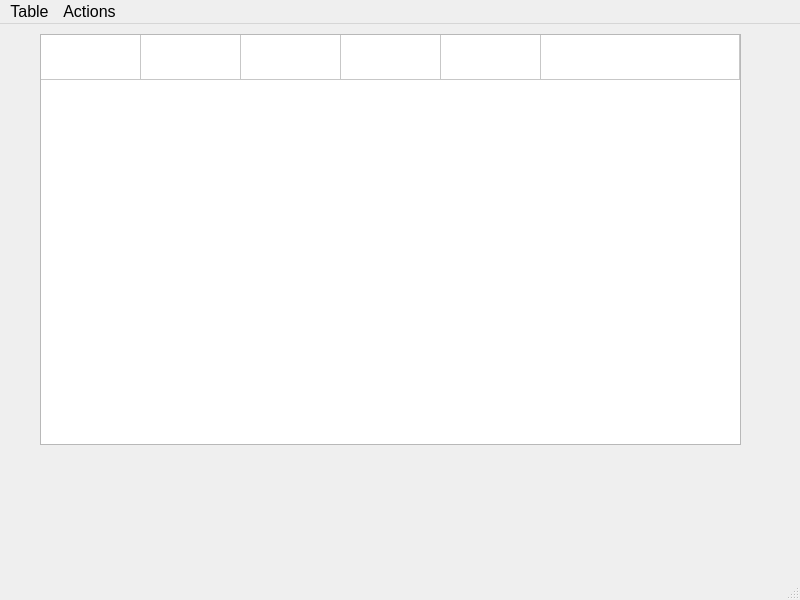
Qt form kursova/code/OOP_kursova/mainwindow.ui (pavloMykhalevych/University_labs_LPNU_IKNI_PZ) before a commit.
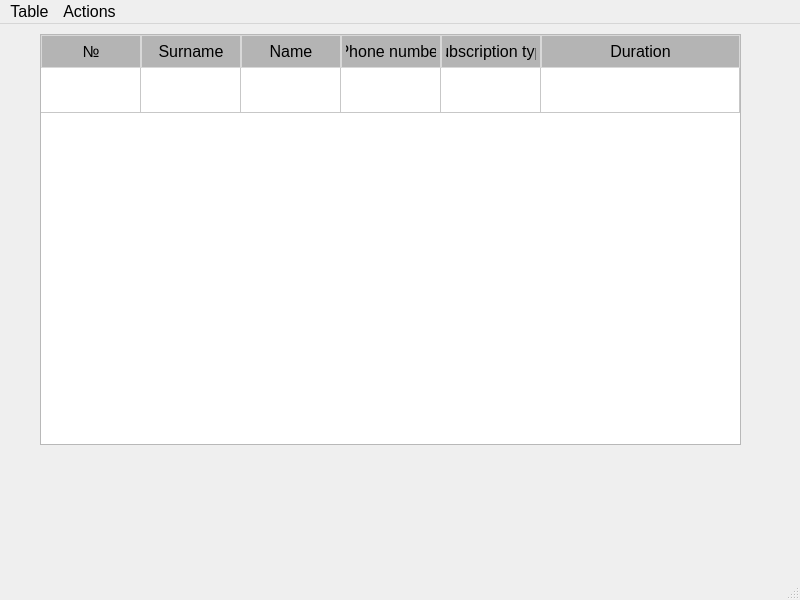
The same form after that commit.

Diff of the .ui file:
```diff
--- a/kursova/code/OOP_kursova/mainwindow.ui
+++ b/kursova/code/OOP_kursova/mainwindow.ui
@@ -16,6 +16,12 @@
     <verstretch>0</verstretch>
    </sizepolicy>
   </property>
+  <property name="minimumSize">
+   <size>
+    <width>800</width>
+    <height>600</height>
+   </size>
+  </property>
   <property name="font">
    <font>
     <pointsize>12</pointsize>
@@ -39,9 +45,32 @@
       <pointsize>12</pointsize>
      </font>
     </property>
+    <property name="styleSheet">
+     <string notr="true"> QHeaderView::section{
+            border-top:1px solid #D8D8D8;
+            border-left:1px solid #D8D8D8;
+            border-right:1px solid #D8D8D8;
+            border-bottom: 1px solid #D8D8D8;
+            background-color: #b4b4b4;
+            padding:4px;
+        }
+        QTableCornerButton::section{
+            border-top:1px solid #D8D8D8;
+            border-left:1px solid #D8D8D8;
+            border-right:1px solid #D8D8D8;
+            border-bottom: 1px solid #D8D8D8;
+            background-color:white;
+        }</string>
+    </property>
     <property name="lineWidth">
      <number>1</number>
     </property>
+    <property name="verticalScrollBarPolicy">
+     <enum>Qt::ScrollBarAlwaysOff</enum>
+    </property>
+    <property name="horizontalScrollBarPolicy">
+     <enum>Qt::ScrollBarAlwaysOff</enum>
+    </property>
     <property name="sizeAdjustPolicy">
      <enum>QAbstractScrollArea::AdjustToContents</enum>
     </property>
@@ -49,7 +78,7 @@
      <bool>true</bool>
     </property>
     <property name="gridStyle">
-     <enum>Qt::CustomDashLine</enum>
+     <enum>Qt::SolidLine</enum>
     </property>
     <property name="cornerButtonEnabled">
      <bool>true</bool>
@@ -58,7 +87,7 @@
      <number>1</number>
     </property>
     <attribute name="horizontalHeaderVisible">
-     <bool>false</bool>
+     <bool>true</bool>
     </attribute>
     <attribute name="horizontalHeaderStretchLastSection">
      <bool>true</bool>
@@ -83,31 +112,73 @@
      <property name="toolTip">
       <string>&lt;html&gt;&lt;head/&gt;&lt;body&gt;&lt;p&gt;yuhu&lt;/p&gt;&lt;p&gt;&lt;br/&gt;&lt;/p&gt;&lt;/body&gt;&lt;/html&gt;</string>
      </property>
+     <property name="background">
+      <color>
+       <red>180</red>
+       <green>180</green>
+       <blue>180</blue>
+      </color>
+     </property>
     </column>
     <column>
      <property name="text">
       <string>Surname</string>
      </property>
+     <property name="background">
+      <color>
+       <red>150</red>
+       <green>150</green>
+       <blue>150</blue>
+      </color>
+     </property>
     </column>
     <column>
      <property name="text">
       <string>Name</string>
      </property>
+     <property name="background">
+      <color>
+       <red>150</red>
+       <green>150</green>
+       <blue>150</blue>
+      </color>
+     </property>
     </column>
     <column>
      <property name="text">
       <string>Phone number</string>
      </property>
+     <property name="background">
+      <color>
+       <red>150</red>
+       <green>150</green>
+       <blue>150</blue>
+      </color>
+     </property>
     </column>
     <column>
      <property name="text">
       <string>Subscription type</string>
      </property>
+     <property name="background">
+      <color>
+       <red>150</red>
+       <green>150</green>
+       <blue>150</blue>
+      </color>
+     </property>
     </column>
     <column>
      <property name="text">
       <string>Duration</string>
      </property>
+     <property name="background">
+      <color>
+       <red>150</red>
+       <green>150</green>
+       <blue>150</blue>
+      </color>
+     </property>
     </column>
    </widget>
   </widget>
```
